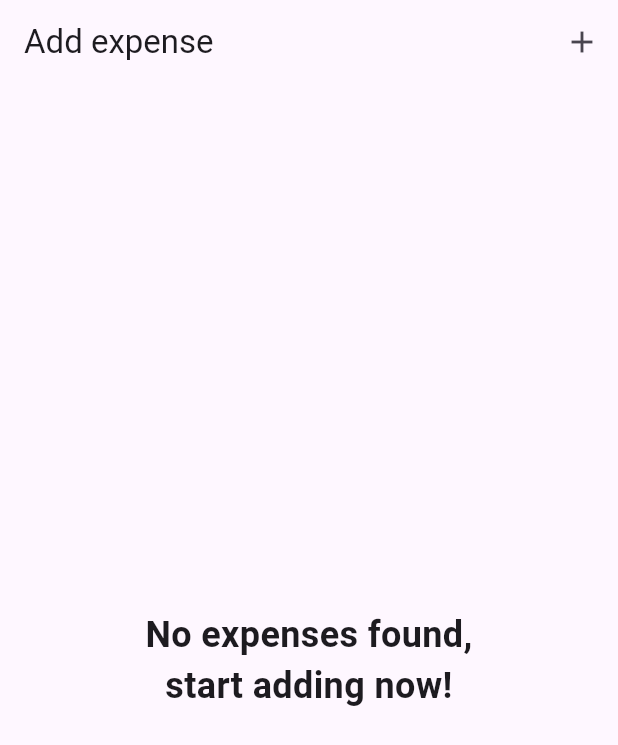
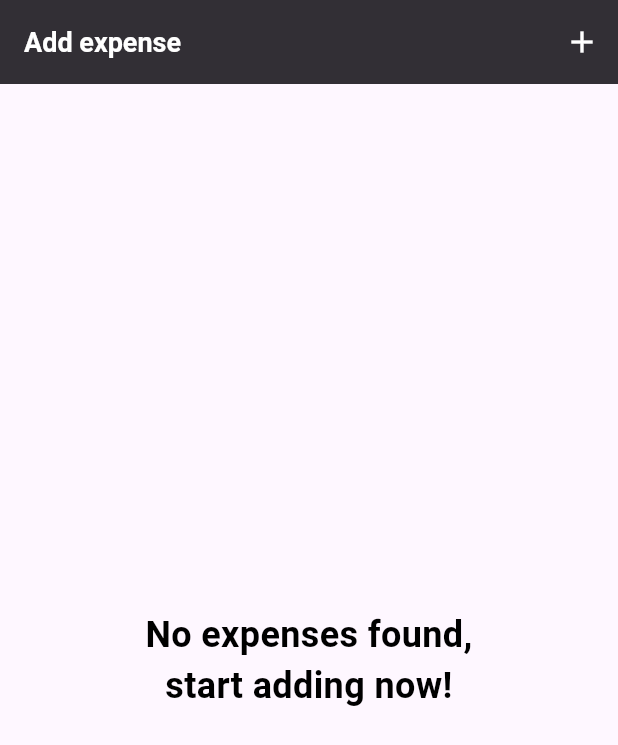
Before and after one commit to powerk1ng/expense_app, a Flutter app: the screen it shows after launch, on a phone screen of 412 x 824 dp. Shown: the top 745 px of the screen. Run offline on Flutter 3.47's test engine with Material 3 defaults, Android fonts, the phone set to English and light mode, and no system bars.

Commit message:
dark mode theming added

```diff
--- a/lib/main.dart
+++ b/lib/main.dart
@@ -1,6 +1,6 @@
-import 'package:expense_app/src/data/models/expense.dart';
-import 'package:expense_app/src/presentation/widgets/expenses_list/expenses_list.dart';
-import 'package:expense_app/src/presentation/widgets/expenses_list/new_expense.dart';
+import 'package:expense_app/src/pages/expenses_screen.dart';
+import 'package:expense_app/src/core/app_theme.dart';
+
 import 'package:flutter/material.dart';
 
 void main() async {
@@ -15,83 +15,14 @@ class MyApp extends StatefulWidget {
 }
 
 class _MyAppState extends State<MyApp> {
-  final List<Expense> _expensesList = [];
-
-  final GlobalKey<ScaffoldState> _scaffoldKey = GlobalKey<ScaffoldState>();
-
-  void _openAddExpenseOverlay() {
-    showModalBottomSheet(
-      context: _scaffoldKey.currentContext!,
-      isScrollControlled: true,
-      builder: (ctx) {
-        return NewExpense(_addExpense);
-      },
+  @override
+  Widget build(BuildContext context) {
+    return MaterialApp(
+      debugShowCheckedModeBanner: false,
+      themeMode: ThemeMode.system,
+      theme: AppTheme.lightTheme,
+      darkTheme: AppTheme.darkTheme,
+      home: ExpensesScreen(),
     );
   }
-
-  Future<void> _addExpense(Expense expense) async {
-    setState(() {
-      _expensesList.add(expense);
-    });
-  }
-
-  void _removeExpense(Expense expense, int index) {
-    setState(() {
-      _expensesList.remove(expense);
-    });
-
-    //clear previous messages if they exist
-    ScaffoldMessenger.of(_scaffoldKey.currentContext!).clearSnackBars();
-
-    ScaffoldMessenger.of(_scaffoldKey.currentContext!).showSnackBar(SnackBar(
-      duration: const Duration(seconds: 5),
-      content: const Text('Removed Successfully!'),
-      action: SnackBarAction(
-          label: 'Undo',
-          backgroundColor: Colors.amber,
-          textColor: Colors.white,
-          onPressed: () {
-            setState(() {
-              _expensesList.insert(index, expense);
-            });
-          }),
-    ));
-  }
-
-  @override
-  Widget build(BuildContext context) {
-    Widget mainContent = const Center(
-      child: Text(
-        textAlign: TextAlign.center,
-        'No expenses found, \nstart adding now!',
-        style: TextStyle(fontWeight: FontWeight.w600, fontSize: 24),
-      ),
-    );
-
-    if (_expensesList.isNotEmpty) {
-      mainContent = ExpensesList(
-        expenses: _expensesList,
-        onExpenseRemove: _removeExpense,
-      );
-    }
-
-    return MaterialApp(
-        debugShowCheckedModeBanner: false,
-        theme: ThemeData(
-          useMaterial3: true,
-        ),
-        home: Scaffold(
-            key: _scaffoldKey,
-            appBar: AppBar(
-              title: const Text('Add expense'),
-              actions: [
-                IconButton(
-                  tooltip: 'Show Modal',
-                  onPressed: _openAddExpenseOverlay,
-                  icon: const Icon(Icons.add),
-                ),
-              ],
-            ),
-            body: mainContent));
-  }
 }
--- /dev/null
+++ b/lib/src/core/app_theme.dart
@@ -0,0 +1,89 @@
+import 'package:flutter/material.dart';
+
+class AppColors {
+  // Light color scheme remains unchanged.
+  static final kColorScheme = ColorScheme.fromSeed(
+    seedColor: const Color.fromARGB(255, 96, 59, 181),
+  );
+
+  // Define a dark color scheme using the same seed.
+  static final kDarkColorScheme = ColorScheme.fromSeed(
+    seedColor: const Color.fromARGB(255, 96, 59, 181),
+    brightness: Brightness.dark,
+  );
+}
+
+class AppTheme {
+  static ThemeData get lightTheme {
+    return ThemeData(
+      brightness: Brightness.light,
+      useMaterial3: true,
+    ).copyWith(
+      colorScheme: AppColors.kColorScheme,
+      appBarTheme: AppBarTheme().copyWith(
+        backgroundColor: AppColors.kColorScheme.inverseSurface,
+        titleTextStyle: const TextStyle(
+          color: Colors.white,
+          fontSize: 18,
+          fontWeight: FontWeight.w600,
+        ),
+        actionsIconTheme: const IconThemeData(color: Colors.white),
+      ),
+      cardTheme: CardTheme(
+        color: AppColors.kColorScheme.inverseSurface,
+      ),
+      elevatedButtonTheme: ElevatedButtonThemeData(
+        style: ElevatedButton.styleFrom(
+          backgroundColor: AppColors.kColorScheme.inverseSurface,
+          foregroundColor: Colors.white,
+          padding: const EdgeInsets.symmetric(horizontal: 10),
+          shape: RoundedRectangleBorder(
+            borderRadius: BorderRadius.circular(8),
+          ),
+        ),
+      ),
+    );
+  }
+
+  static ThemeData get darkTheme {
+    return ThemeData(
+      brightness: Brightness.dark,
+      useMaterial3: true,
+    ).copyWith(
+      colorScheme: AppColors.kDarkColorScheme,
+      appBarTheme: AppBarTheme().copyWith(
+        backgroundColor: AppColors.kDarkColorScheme.onPrimary,
+        titleTextStyle: const TextStyle(
+          color: Colors.white,
+          fontSize: 18,
+          fontWeight: FontWeight.w600,
+        ),
+        actionsIconTheme: const IconThemeData(color: Colors.white),
+      ),
+      cardTheme: CardTheme(
+        color: AppColors.kDarkColorScheme.onPrimary,
+        margin: EdgeInsets.only(top: 20),
+      ),
+      textTheme: TextTheme(
+          bodyLarge: TextStyle(
+        color: Colors.white,
+      )),
+      elevatedButtonTheme: ElevatedButtonThemeData(
+        style: ElevatedButton.styleFrom(
+          backgroundColor: AppColors.kDarkColorScheme.inverseSurface,
+          foregroundColor: Colors.black,
+          padding: const EdgeInsets.symmetric(horizontal: 10),
+          shape: RoundedRectangleBorder(
+            borderRadius: BorderRadius.circular(8),
+          ),
+        ),
+      ),
+      snackBarTheme: SnackBarThemeData().copyWith(
+        backgroundColor: AppColors.kDarkColorScheme.onPrimaryFixedVariant,
+        contentTextStyle: TextStyle(
+          color: Colors.white,
+        ),
+      ),
+    );
+  }
+}
--- a/lib/src/pages/expenses_screen.dart
+++ b/lib/src/pages/expenses_screen.dart
@@ -1,3 +1,6 @@
+import 'package:expense_app/src/models/expense.dart';
+import 'package:expense_app/src/presentation/widgets/expenses_list.dart';
+import 'package:expense_app/src/presentation/widgets/new_expense.dart';
 import 'package:flutter/material.dart';
 
 class ExpensesScreen extends StatefulWidget {
@@ -8,10 +11,81 @@ class ExpensesScreen extends StatefulWidget {
 }
 
 class _ExpensesScreenState extends State<ExpensesScreen> {
+  final List<Expense> _expensesList = [];
+
+  void _openAddExpenseOverlay() {
+    showModalBottomSheet(
+      context: context,
+      isScrollControlled: true,
+      builder: (ctx) {
+        return NewExpense(_addExpense);
+      },
+    );
+  }
+
+  Future<void> _addExpense(Expense expense) async {
+    setState(() {
+      _expensesList.add(expense);
+    });
+  }
+
+  void _removeExpense(Expense expense, int index) {
+    setState(() {
+      _expensesList.remove(expense);
+    });
+
+    ScaffoldMessenger.of(context).clearSnackBars();
+    ScaffoldMessenger.of(context).showSnackBar(
+      SnackBar(
+        padding: EdgeInsets.symmetric(horizontal: 16, vertical: 10),
+        duration: const Duration(seconds: 5),
+        content: const Text('Removed Successfully!'),
+        action: SnackBarAction(
+            label: 'Undo',
+            backgroundColor: Colors.amber,
+            textColor: Colors.white,
+            onPressed: () {
+              setState(() {
+                _expensesList.insert(index, expense);
+              });
+            }),
+      ),
+    );
+  }
+
   @override
   Widget build(BuildContext context) {
-    return Center(
-      child: Text('Hello'),
+    Widget mainContent = const Center(
+      child: Text(
+        textAlign: TextAlign.center,
+        'No expenses found, \nstart adding now!',
+        style: TextStyle(
+          fontWeight: FontWeight.w600,
+          fontSize: 24,
+          color: Colors.black,
+        ),
+      ),
+    );
+
+    if (_expensesList.isNotEmpty) {
+      mainContent = ExpensesList(
+        expenses: _expensesList,
+        onExpenseRemove: _removeExpense,
+      );
+    }
+
+    return Scaffold(
+      appBar: AppBar(
+        title: const Text('Add expense'),
+        actions: [
+          IconButton(
+            tooltip: 'Show Modal',
+            onPressed: _openAddExpenseOverlay,
+            icon: const Icon(Icons.add),
+          ),
+        ],
+      ),
+      body: mainContent,
     );
   }
 }
--- a/lib/src/presentation/widgets/expenses_list/expenses_item.dart
+++ b/lib/src/presentation/widgets/expenses_item.dart
@@ -1,4 +1,4 @@
-import 'package:expense_app/src/data/models/expense.dart';
+import 'package:expense_app/src/models/expense.dart';
 import 'package:flutter/material.dart';
 
 class ExpensesItem extends StatelessWidget {
@@ -17,21 +17,33 @@ class ExpensesItem extends StatelessWidget {
         child: Column(
           crossAxisAlignment: CrossAxisAlignment.start,
           children: [
-            Text(expenseItem.title),
+            Text(
+              expenseItem.title,
+              style: TextStyle(
+                color: Colors.white,
+              ),
+            ),
             const SizedBox(height: 4),
             Row(
               spacing: 10,
               mainAxisAlignment: MainAxisAlignment.spaceBetween,
               children: [
-                Text('\$${expenseItem.amount.toStringAsFixed(2)}'),
+                Text('\$${expenseItem.amount.toStringAsFixed(2)}',
+                    style: TextStyle(
+                      color: Colors.white,
+                    )),
                 Row(
                   children: [
                     Icon(
                       categoryIcons[expenseItem.category],
                       size: 18,
+                      color: Colors.white,
                     ),
                     SizedBox(width: 4),
-                    Text(expenseItem.formattedDate),
+                    Text(expenseItem.formattedDate,
+                        style: TextStyle(
+                          color: Colors.white,
+                        )),
                   ],
                 )
               ],
--- a/lib/src/presentation/widgets/expenses_list/expenses_list.dart
+++ b/lib/src/presentation/widgets/expenses_list.dart
@@ -1,5 +1,5 @@
-import 'package:expense_app/src/data/models/expense.dart';
-import 'package:expense_app/src/presentation/widgets/expenses_list/expenses_item.dart';
+import 'package:expense_app/src/models/expense.dart';
+import 'package:expense_app/src/presentation/widgets/expenses_item.dart';
 import 'package:flutter/material.dart';
 
 class ExpensesList extends StatelessWidget {
@@ -15,6 +15,10 @@ class ExpensesList extends StatelessWidget {
         itemCount: expenses.length,
         itemBuilder: (ctx, index) => Dismissible(
               key: ValueKey(expenses[index]),
+              background: Container(
+                color: Theme.of(context).colorScheme.error.withAlpha(150),
+                margin: EdgeInsets.symmetric(horizontal: 16),
+              ),
               onDismissed: (direction) =>
                   onExpenseRemove(expenses[index], index),
               child: ExpensesItem(
--- a/lib/src/presentation/widgets/expenses_list/new_expense.dart
+++ b/lib/src/presentation/widgets/new_expense.dart
@@ -1,4 +1,4 @@
-import 'package:expense_app/src/data/models/expense.dart';
+import 'package:expense_app/src/models/expense.dart';
 import 'package:flutter/material.dart';
 
 class NewExpense extends StatefulWidget {
```
Also changed, not shown: lib/src/models/expense.dart (renamed from lib/src/data/models/expense.dart).
